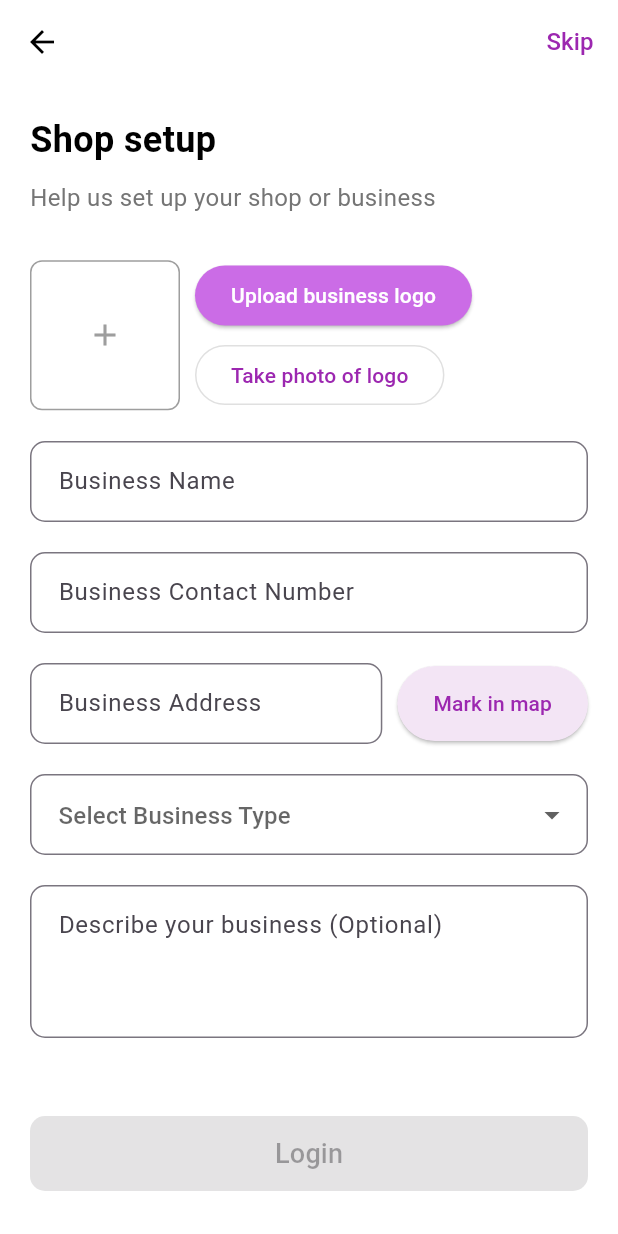
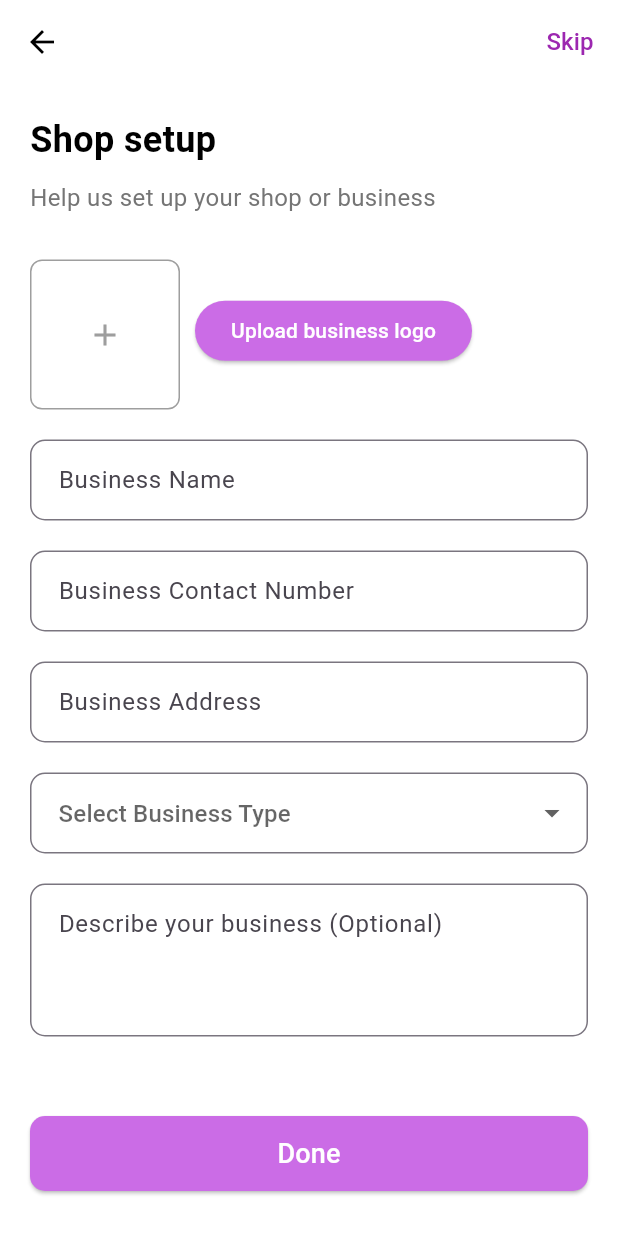
Before and after one commit to Afridee/purno, a Flutter app: the CreateAccountPage1 screen opened directly, after a tap on "Next", on a phone screen of 412 x 824 dp. Run offline on Flutter 3.47's test engine with Material 2 defaults, Android fonts, the light colour scheme and no system bars; our stand-ins replace cloud_firestore, firebase_auth, firebase_core, flutter_toggle_tab, get, google_fonts and 1 more; accounts and stored records are empty.

Commit message:
authentication, user and shop setup initially done.

```diff
--- a/lib/main.dart
+++ b/lib/main.dart
@@ -30,7 +30,7 @@ class MyApp extends StatelessWidget {
         colorScheme: ColorScheme.fromSeed(seedColor: Colors.deepPurple),
         useMaterial3: true,
       ),
-      home: const IntroOrElse(),
+      home: IntroOrElse(),
     );
   }
 }
--- a/lib/models/business.dart
+++ b/lib/models/business.dart
@@ -1,15 +1,17 @@
 import 'package:purnomerchant/models/user.dart';
 
 class Business {
+  final String uid; // Unique identifier for the business
   final String businessName;
   final String businessContactNumber;
   final String businessAddress;
   final String businessType;
   final String businessDescription;
   final String businessLogo;
-  final List<Person> people;
+  final List<Person> people; // List of people (Person model) with their roles
 
   Business({
+    required this.uid,
     required this.businessName,
     required this.businessContactNumber,
     required this.businessAddress,
@@ -22,6 +24,7 @@ class Business {
   // Convert JSON to Business object
   factory Business.fromJson(Map<String, dynamic> json) {
     return Business(
+      uid: json['uid'], // Extract uid from JSON
       businessName: json['businessName'],
       businessContactNumber: json['businessContactNumber'],
       businessAddress: json['businessAddress'],
@@ -37,6 +40,7 @@ class Business {
   // Convert Business object to JSON
   Map<String, dynamic> toJson() {
     return {
+      'uid': uid, // Include uid in JSON
       'businessName': businessName,
       'businessContactNumber': businessContactNumber,
       'businessAddress': businessAddress,
@@ -47,7 +51,6 @@ class Business {
     };
   }
 }
-
 
 class Person {
   final User user;
--- a/lib/models/user.dart
+++ b/lib/models/user.dart
@@ -1,10 +1,12 @@
 class User {
+  final String? uid; // Unique identifier for the user
   final String fullName;
   final String contactNumber;
   final String emailAddress;
   final String profilePicture;
 
   User({
+    required this.uid,
     required this.fullName,
     required this.contactNumber,
     required this.emailAddress,
@@ -14,6 +16,7 @@ class User {
   // Convert JSON to User object
   factory User.fromJson(Map<String, dynamic> json) {
     return User(
+      uid: json['uid'], // Extract uid from JSON
       fullName: json['fullName'],
       contactNumber: json['contactNumber'],
       emailAddress: json['emailAddress'],
@@ -24,6 +27,7 @@ class User {
   // Convert User object to JSON
   Map<String, dynamic> toJson() {
     return {
+      'uid': uid, // Include uid in JSON
       'fullName': fullName,
       'contactNumber': contactNumber,
       'emailAddress': emailAddress,
--- a/lib/screens/Login and Onboard/createAccountandShopSetup/regPage1.dart
+++ b/lib/screens/Login and Onboard/createAccountandShopSetup/regPage1.dart
@@ -1,8 +1,39 @@
 import 'package:flutter/material.dart';
+import 'package:get/get.dart';
+import 'package:uuid/uuid.dart';
 import '../../../constants/themecolors.dart';
+import '../../../services/authService.dart';
+import '../../../services/crudService.dart';
+import '../../../models/user.dart';
+import '../../conditions/introOrElse.dart';
 import 'regPage2.dart';
 
-class CreateAccountPage1 extends StatelessWidget {
+class CreateAccountPage1 extends StatefulWidget {
+  const CreateAccountPage1({super.key});
+
+
+  @override
+  State<CreateAccountPage1> createState() => _CreateAccountPage1State();
+}
+
+class _CreateAccountPage1State extends State<CreateAccountPage1> {
+
+  TextEditingController contactNumber = TextEditingController();
+  TextEditingController fullName = TextEditingController();
+  TextEditingController email = TextEditingController();
+
+
+  final AuthService authService = Get.put(AuthService());
+  final CRUDService crudService = Get.put(CRUDService());
+
+  @override
+  void initState() {
+    if(authService.auth.currentUser!=null){
+      contactNumber.text = authService.auth.currentUser!.phoneNumber!;
+    }
+    super.initState();
+  }
+
   @override
   Widget build(BuildContext context) {
     return Scaffold(
@@ -47,6 +78,7 @@ class CreateAccountPage1 extends StatelessWidget {
 
             // Full Name TextField
             TextField(
+              controller: fullName,
               decoration: InputDecoration(
                 hintText: 'Enter your Full Name',
                 border: OutlineInputBorder(
@@ -59,20 +91,22 @@ class CreateAccountPage1 extends StatelessWidget {
             SizedBox(height: 20),
 
             // Contact Number TextField
-            TextField(
-              decoration: InputDecoration(
-                hintText: 'Enter your Contact Number',
-                border: OutlineInputBorder(
-                  borderRadius: BorderRadius.circular(10),
-                  borderSide: BorderSide(color: Colors.grey),
-                ),
-                contentPadding: EdgeInsets.symmetric(horizontal: 15, vertical: 15),
-              ),
-            ),
-            SizedBox(height: 20),
+            // TextField(
+            //   controller: contactNumber,
+            //   decoration: InputDecoration(
+            //     hintText: 'Enter your Contact Number',
+            //     border: OutlineInputBorder(
+            //       borderRadius: BorderRadius.circular(10),
+            //       borderSide: BorderSide(color: Colors.grey),
+            //     ),
+            //     contentPadding: EdgeInsets.symmetric(horizontal: 15, vertical: 15),
+            //   ),
+            // ),
+            // SizedBox(height: 20),
 
             // Email Address TextField
             TextField(
+              controller: email,
               decoration: InputDecoration(
                 hintText: 'Enter your Email Address',
                 border: OutlineInputBorder(
@@ -85,30 +119,29 @@ class CreateAccountPage1 extends StatelessWidget {
             SizedBox(height: 20),
 
             // Password TextField
-            TextField(
-              obscureText: true,
-              decoration: InputDecoration(
-                hintText: 'Set Password',
-                border: OutlineInputBorder(
-                  borderRadius: BorderRadius.circular(10),
-                  borderSide: BorderSide(color: Colors.grey),
-                ),
-                suffixIcon: Icon(Icons.visibility_off),
-                contentPadding: EdgeInsets.symmetric(horizontal: 15, vertical: 15),
-              ),
-            ),
+            // TextField(
+            //   obscureText: true,
+            //   decoration: InputDecoration(
+            //     hintText: 'Set Password',
+            //     border: OutlineInputBorder(
+            //       borderRadius: BorderRadius.circular(10),
+            //       borderSide: BorderSide(color: Colors.grey),
+            //     ),
+            //     suffixIcon: Icon(Icons.visibility_off),
+            //     contentPadding: EdgeInsets.symmetric(horizontal: 15, vertical: 15),
+            //   ),
+            // ),
             Spacer(),
 
             // Disabled Login Button
             SizedBox(
               width: double.infinity,
               child: ElevatedButton(
-                onPressed: () {
-                  Navigator.of(context).push(
-                    MaterialPageRoute(
-                      builder: (context) => ShopSetupPage(),
-                    ),
-                  );
+                onPressed: () async{
+                  var uuid = const Uuid();
+                  User user = User(uid: uuid.v1(), fullName: fullName.text, contactNumber: authService.auth.currentUser!.phoneNumber!, emailAddress: email.text, profilePicture: "");
+                  await crudService.createUser(user);
+                  Get.offAll(IntroOrElse());
                 },
                 style: ElevatedButton.styleFrom(
                   primary: light_purple,
--- a/lib/screens/Login and Onboard/createAccountandShopSetup/regPage2.dart
+++ b/lib/screens/Login and Onboard/createAccountandShopSetup/regPage2.dart
@@ -1,8 +1,33 @@
 import 'package:flutter/material.dart';
+import 'package:get/get.dart';
 import 'package:purnomerchant/constants/themecolors.dart';
+import 'package:purnomerchant/models/business.dart';
+import 'package:uuid/uuid.dart';
 
+import '../../../services/authService.dart';
+import '../../../services/crudService.dart';
+import '../../Account and Setting/account.dart';
+import '../../Home.dart';
+import '../../conditions/introOrElse.dart';
 
-class ShopSetupPage extends StatelessWidget {
+class ShopSetupPage extends StatefulWidget {
+  @override
+  _ShopSetupPageState createState() => _ShopSetupPageState();
+}
+
+class _ShopSetupPageState extends State<ShopSetupPage> {
+  // Controllers for TextFields
+  final TextEditingController businessNameController = TextEditingController();
+  final TextEditingController businessContactController = TextEditingController();
+  final TextEditingController businessAddressController = TextEditingController();
+  final TextEditingController businessDescriptionController = TextEditingController();
+
+  // Variable to store selected business type
+  String? selectedBusinessType;
+
+  final AuthService authService = Get.put(AuthService());
+  final CRUDService crudService = Get.put(CRUDService());
+
   @override
   Widget build(BuildContext context) {
     return Scaffold(
@@ -83,17 +108,17 @@ class ShopSetupPage extends StatelessWidget {
                       child: Text('Upload business logo', style: TextStyle(color: Colors.white)),
                     ),
                     SizedBox(height: 5),
-                    OutlinedButton(
-                      onPressed: () {
-                        // Handle take photo action
-                      },
-                      style: OutlinedButton.styleFrom(
-                        primary: Colors.purple,
-                        minimumSize: Size(160, 40),
-                        side: BorderSide(color: Colors.grey[300]!),
-                      ),
-                      child: Text('Take photo of logo'),
-                    ),
+                    // OutlinedButton(
+                    //   onPressed: () {
+                    //     // Handle take photo action
+                    //   },
+                    //   style: OutlinedButton.styleFrom(
+                    //     primary: Colors.purple,
+                    //     minimumSize: Size(160, 40),
+                    //     side: BorderSide(color: Colors.grey[300]!),
+                    //   ),
+                    //   child: Text('Take photo of logo'),
+                    // ),
                   ],
                 ),
               ],
@@ -102,6 +127,7 @@ class ShopSetupPage extends StatelessWidget {
 
             // Business Name TextField
             TextField(
+              controller: businessNameController,
               decoration: InputDecoration(
                 hintText: 'Business Name',
                 border: OutlineInputBorder(
@@ -114,6 +140,7 @@ class ShopSetupPage extends StatelessWidget {
 
             // Contact Number TextField
             TextField(
+              controller: businessContactController,
               decoration: InputDecoration(
                 hintText: 'Business Contact Number',
                 border: OutlineInputBorder(
@@ -124,11 +151,9 @@ class ShopSetupPage extends StatelessWidget {
             ),
             SizedBox(height: 20),
 
-            // Address TextField with "Mark in map" Button
-            Row(
-              children: [
-                Expanded(
-                  child: TextField(
+            // Address TextField
+            TextField(
+              controller: businessAddressController,
               decoration: InputDecoration(
                 hintText: 'Business Address',
                 border: OutlineInputBorder(
@@ -137,34 +162,20 @@ class ShopSetupPage extends StatelessWidget {
                 contentPadding: EdgeInsets.symmetric(horizontal: 15, vertical: 15),
               ),
             ),
-                ),
-                SizedBox(width: 10),
-                ElevatedButton(
-                  onPressed: () {
-                    // Handle mark in map action
-                  },
-                  style: ElevatedButton.styleFrom(
-                    primary: Colors.purple[50],
-                    minimumSize: Size(90, 50),
-                  ),
-                  child: Text(
-                    'Mark in map',
-                    style: TextStyle(color: Colors.purple),
-                  ),
-                ),
-              ],
-            ),
             SizedBox(height: 20),
 
             // Business Type Dropdown
             DropdownButtonFormField<String>(
+              value: selectedBusinessType,
               items: [
                 DropdownMenuItem(child: Text('Retail'), value: 'Retail'),
                 DropdownMenuItem(child: Text('Wholesale'), value: 'Wholesale'),
                 DropdownMenuItem(child: Text('Service'), value: 'Service'),
               ],
               onChanged: (value) {
-                // Handle business type selection
+                setState(() {
+                  selectedBusinessType = value;
+                });
               },
               decoration: InputDecoration(
                 hintText: 'Select Business Type',
@@ -178,6 +189,7 @@ class ShopSetupPage extends StatelessWidget {
 
             // Business Description TextArea
             TextField(
+              controller: businessDescriptionController,
               maxLines: 3,
               decoration: InputDecoration(
                 hintText: 'Describe your business (Optional)',
@@ -193,17 +205,23 @@ class ShopSetupPage extends StatelessWidget {
             SizedBox(
               width: double.infinity,
               child: ElevatedButton(
-                onPressed: null, // Disable the button initially
+                onPressed: () async{
+                  var uuid = const Uuid();
+                  Business business = Business(uid: uuid.v1(), businessName: businessNameController.text, businessContactNumber: businessContactController.text, businessAddress: businessAddressController.text, businessType: selectedBusinessType!, businessDescription: businessDescriptionController.text, businessLogo: "...", people: [Person(user: authService.user!, role: "Owner")]);
+                  print(business.toJson());
+                  await crudService.createBusiness(business);
+                  Get.offAll(IntroOrElse());
+                }, // Disable the button initially
                 style: ElevatedButton.styleFrom(
-                  primary: Colors.grey[300], // Disabled color
-                  onPrimary: Colors.grey[600], // Disabled text color
+                  primary: light_purple, // Disabled color
+                  onPrimary: Colors.white, // Disabled text color
                   minimumSize: Size(double.infinity, 50),
                   shape: RoundedRectangleBorder(
                     borderRadius: BorderRadius.circular(10),
                   ),
                 ),
                 child: Text(
-                  'Login',
+                  'Done',
                   style: TextStyle(fontSize: 18),
                 ),
               ),
@@ -214,4 +232,14 @@ class ShopSetupPage extends StatelessWidget {
       ),
     );
   }
+
+  @override
+  void dispose() {
+    // Dispose controllers when the widget is removed from the widget tree
+    businessNameController.dispose();
+    businessContactController.dispose();
+    businessAddressController.dispose();
+    businessDescriptionController.dispose();
+    super.dispose();
   }
+}
--- /dev/null
+++ b/lib/screens/conditions/createAccountOrElse.dart
@@ -0,0 +1,40 @@
+import 'package:flutter/cupertino.dart';
+import 'package:flutter/material.dart';
+import 'package:get/get.dart';
+import 'package:purnomerchant/screens/Login%20and%20Onboard/introPage.dart';
+import 'package:purnomerchant/screens/conditions/shopSetupOrElse.dart';
+import '../../constants/themecolors.dart';
+import '../../services/authService.dart';
+import '../Login and Onboard/createAccountandShopSetup/regPage1.dart';
+import '../Login and Onboard/createAccountandShopSetup/regPage2.dart';
+
+class CreateAccountOrElse extends StatefulWidget {
+  const CreateAccountOrElse({Key? key}) : super(key: key);
+
+  @override
+  State<CreateAccountOrElse> createState() => _CreateAccountOrElseState();
+}
+
+class _CreateAccountOrElseState extends State<CreateAccountOrElse> {
+
+  final AuthService authService = Get.put(AuthService());
+
+  @override
+  void initState() {
+    super.initState();
+  }
+
+  @override
+  Widget build(BuildContext context) {
+    return GetBuilder<AuthService>(builder: (as){
+      return as.isLoading ? Container(
+        color: Colors.white,
+        child: const Center(
+          child: CircularProgressIndicator(
+            color: light_purple,
+          ),
+        ),
+      ) :  as.user==null ? CreateAccountPage1() : ShopSetupOrElse();
+    });
+  }
+}
--- a/lib/screens/conditions/introOrElse.dart
+++ b/lib/screens/conditions/introOrElse.dart
@@ -1,6 +1,11 @@
+import 'dart:async';
+
 import 'package:flutter/cupertino.dart';
+import 'package:flutter/material.dart';
 import 'package:get/get.dart';
+import 'package:purnomerchant/constants/themecolors.dart';
 import 'package:purnomerchant/screens/Login%20and%20Onboard/introPage.dart';
+import 'package:purnomerchant/screens/conditions/createAccountOrElse.dart';
 import '../../services/authService.dart';
 import '../Login and Onboard/createAccountandShopSetup/regPage1.dart';
 
@@ -16,9 +21,32 @@ class _IntroOrElseState extends State<IntroOrElse> {
   final AuthService authService = Get.put(AuthService());
 
   @override
+  void initState() {
+    final timer = Timer(
+      const Duration(milliseconds: 1),
+          () async{
+        if(authService.auth.currentUser!=null){
+          await authService.getUsr();
+        }
+        if(authService.user!=null) {
+          await authService.getUsersBusiness();
+        }
+      },
+    );
+    super.initState();
+  }
+
+  @override
   Widget build(BuildContext context) {
     return GetBuilder<AuthService>(builder: (as){
-     return  as.auth.currentUser!=null ? CreateAccountPage1() : IntroPage();
+     return as.isLoading ? Container(
+       color: Colors.white,
+       child: const Center(
+         child: CircularProgressIndicator(
+           color: Colors.purple,
+         ),
+       ),
+     )  : as.auth.currentUser!=null ? CreateAccountOrElse() : IntroPage();
     });
   }
 }
--- /dev/null
+++ b/lib/screens/conditions/shopSetupOrElse.dart
@@ -0,0 +1,36 @@
+import 'package:flutter/cupertino.dart';
+import 'package:flutter/material.dart';
+import 'package:get/get.dart';
+import 'package:purnomerchant/screens/Login%20and%20Onboard/introPage.dart';
+import '../../constants/themecolors.dart';
+import '../../services/authService.dart';
+import '../Account and Setting/account.dart';
+import '../Home.dart';
+import '../Login and Onboard/createAccountandShopSetup/regPage1.dart';
+import '../Login and Onboard/createAccountandShopSetup/regPage2.dart';
+
+class ShopSetupOrElse extends StatefulWidget {
+  const ShopSetupOrElse({Key? key}) : super(key: key);
+
+  @override
+  State<ShopSetupOrElse> createState() => _ShopSetupOrElseState();
+}
+
+class _ShopSetupOrElseState extends State<ShopSetupOrElse> {
+
+  final AuthService authService = Get.put(AuthService());
+
+  @override
+  Widget build(BuildContext context) {
+    return GetBuilder<AuthService>(builder: (as){
+      return  as.isLoading ? Container(
+        color: Colors.white,
+        child: const Center(
+          child: CircularProgressIndicator(
+            color: light_purple,
+          ),
+        ),
+      ) :  as.businesses.isNotEmpty ? HomePage() : ShopSetupPage();
+    });
+  }
+}
--- a/lib/services/authService.dart
+++ b/lib/services/authService.dart
@@ -1,16 +1,44 @@
 import 'package:firebase_auth/firebase_auth.dart';
 import 'package:get/get.dart';
+import 'package:purnomerchant/screens/Home.dart';
+import 'package:purnomerchant/screens/Login%20and%20Onboard/createAccountandShopSetup/regPage1.dart';
+import 'package:purnomerchant/screens/Login%20and%20Onboard/createAccountandShopSetup/regPage2.dart';
+import 'package:purnomerchant/screens/Login%20and%20Onboard/introPage.dart';
 import 'package:purnomerchant/screens/Login%20and%20Onboard/otpScreen.dart';
+import '../models/business.dart';
+import '../models/user.dart' as usermodel;
+import 'crudService.dart';
 
 class AuthService extends GetxController {
 
   final FirebaseAuth auth = FirebaseAuth.instance;
+  final CRUDService crudService = Get.put(CRUDService());
   String? _verificationId;
   bool isLoading = false;
   bool accountCreated = false;
+  usermodel.User? user;
+  List<Business> businesses = [];
 
-  void signOut(){
-    auth.signOut();
+  Future<void> getUsr() async{
+     isLoading =  true;
+     update();
+
+     user = await crudService.fetchUserByPhoneNumber(auth.currentUser!.phoneNumber!);
+     update();
+
+     isLoading =  false;
+     update();
+  }
+
+  Future<void> getUsersBusiness() async{
+    businesses = await crudService.fetchBusinessByUser(user!.uid!);
+    isLoading =  false;
+    update();
+  }
+
+  void signOut() async{
+    await auth.signOut();
+    user = null;
     update();
   }
 
--- a/lib/services/crudService.dart
+++ b/lib/services/crudService.dart
@@ -4,10 +4,59 @@ import 'package:get/get.dart';
 import '../models/product.dart'; // Replace with the actual path to your Product model
 import '../models/customer.dart'; // Replace with the actual path to your Customer model
 import '../models/customer_order.dart'; // Replace with the actual path to your CustomerOrder model
-import '../models/business.dart'; // Replace with the actual path to your Business model
+import '../models/business.dart';
+import '../models/user.dart'; // Replace with the actual path to your Business model
 
 class CRUDService extends GetxController {
   final FirebaseFirestore _firestore = FirebaseFirestore.instance;
+
+  /// ===================== Create User =====================
+  Future<void> createUser(User user) async {
+    final docUser = _firestore.collection('users').doc(user.uid); // Use uid as document ID
+    await docUser.set(user.toJson());
+  }
+
+  /// ===================== Read User by UID =====================
+  Future<User?> fetchUserById(String uid) async {
+    final doc = await _firestore.collection('users').doc(uid).get();
+    if (doc.exists) {
+      return User.fromJson(doc.data() as Map<String, dynamic>);
+    } else {
+      return null; // Return null if user doesn't exist
+    }
+  }
+
+  /// ===================== Read All Users =====================
+  Future<List<User>> fetchAllUsers() async {
+    final querySnapshot = await _firestore.collection('users').get();
+    return querySnapshot.docs
+        .map((doc) => User.fromJson(doc.data() as Map<String, dynamic>))
+        .toList();
+  }
+
+  /// ===================== Fetch User by Phone Number =====================
+  Future<User?> fetchUserByPhoneNumber(String phoneNumber) async {
+    final querySnapshot = await _firestore
+        .collection('users')
+        .where('contactNumber', isEqualTo: phoneNumber)
+        .get();
+
+    if (querySnapshot.docs.isNotEmpty) {
+      return User.fromJson(querySnapshot.docs.first.data() as Map<String, dynamic>);
+    } else {
+      return null; // Return null if no user is found
+    }
+  }
+
+  /// ===================== Update User =====================
+  Future<void> updateUser(String uid, Map<String, dynamic> updatedData) async {
+    await _firestore.collection('users').doc(uid).update(updatedData);
+  }
+
+  /// ===================== Delete User =====================
+  Future<void> deleteUser(String uid) async {
+    await _firestore.collection('users').doc(uid).delete();
+  }
 
   /// ===================== Products =====================
 
@@ -91,9 +140,8 @@ class CRUDService extends GetxController {
   /// ===================== Businesses =====================
 
   Future<void> createBusiness(Business business) async {
-    final doc = _firestore.collection('businesses').doc();
-    final businessId = doc.id;
-    await doc.set({'businessId': businessId, ...business.toJson()});
+    final docBusiness = _firestore.collection('businesses').doc(business.uid);
+    await docBusiness.set(business.toJson());
   }
 
   Future<List<Business>> fetchBusinesses() async {
@@ -101,6 +149,21 @@ class CRUDService extends GetxController {
     return querySnapshot.docs
         .map((doc) => Business.fromJson(doc.data() as Map<String, dynamic>))
         .toList();
+  }
+
+  Future<List<Business>> fetchBusinessByUser(String userUid) async {
+    final querySnapshot = await _firestore.collection('businesses').get();
+
+    // Filter businesses where the user exists in the 'people' list
+    final businesses = querySnapshot.docs.where((doc) {
+      final businessData = doc.data() as Map<String, dynamic>;
+      final peopleList = businessData['people'] as List;
+
+      // Check if the 'people' list contains the user with the given UID
+      return peopleList.any((person) => person['user']['uid'] == userUid);
+    }).map((doc) => Business.fromJson(doc.data() as Map<String, dynamic>)).toList();
+
+    return businesses;
   }
 
   Future<Business?> fetchBusinessById(String businessId) async {
--- a/pubspec.yaml
+++ b/pubspec.yaml
@@ -73,6 +73,7 @@ dependencies:
   firebase_auth:
   cloud_firestore:
   pin_code_fields:
+  uuid:
 
 dev_dependencies:
   flutter_test:
```
Also changed, not shown: lib/screens/Home.dart (added, +67 -0 lines), lib/screens/Login and Onboard/introPage.dart (+19 -1 lines), lib/screens/Login and Onboard/otpScreen.dart (+11 -2 lines), pubspec.lock. Lines whose indentation alone changed are shown as unchanged.
